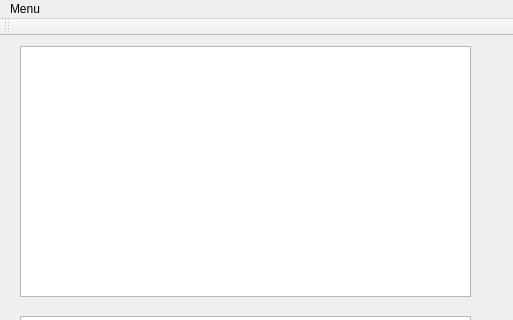
Above: try_Client/mainwindow.ui from LittleQili/Chatroom_Client before the change; both pictures show x 0 to 513 and y 0 to 320 of the 513 by 541 pixel window. Below: the same form after it.
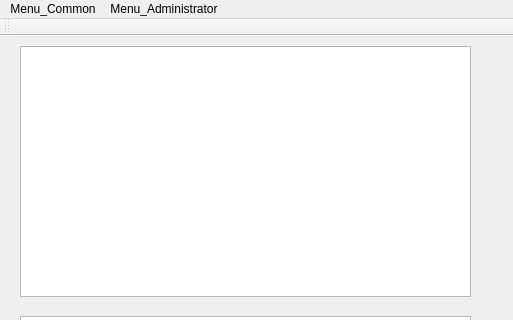
That is the form after the change.

Diff of the .ui file:
```diff
--- a/try_Client/mainwindow.ui
+++ b/try_Client/mainwindow.ui
@@ -77,13 +77,20 @@
    </property>
    <widget class="QMenu" name="menuMenu">
     <property name="title">
-     <string>Menu</string>
+     <string>Menu_Common</string>
     </property>
     <addaction name="actionLog_out"/>
     <addaction name="actionChange_your_name"/>
     <addaction name="actionChange_your_password"/>
    </widget>
+   <widget class="QMenu" name="menuMenu_Administrator">
+    <property name="title">
+     <string>Menu_Administrator</string>
+    </property>
+    <addaction name="actionChange_the_status_of_the_Chatroom"/>
+   </widget>
    <addaction name="menuMenu"/>
+   <addaction name="menuMenu_Administrator"/>
   </widget>
   <widget class="QToolBar" name="mainToolBar">
    <attribute name="toolBarArea">
```
Left out of the diff: 5 changed lines with no effect on the pictures.
